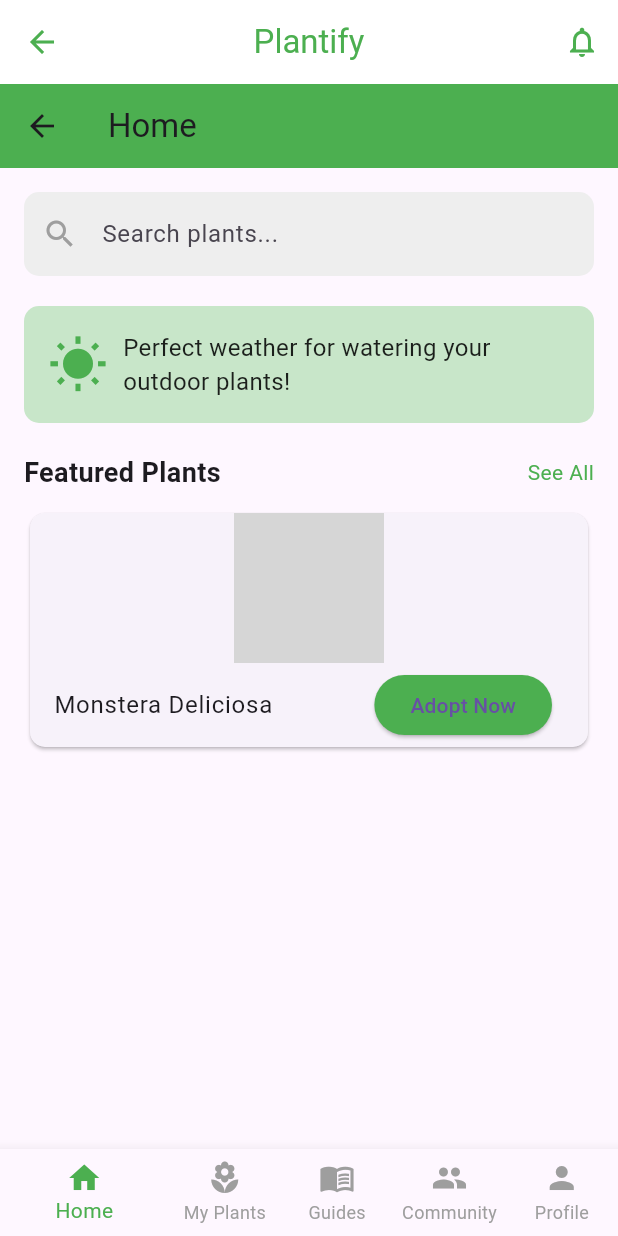
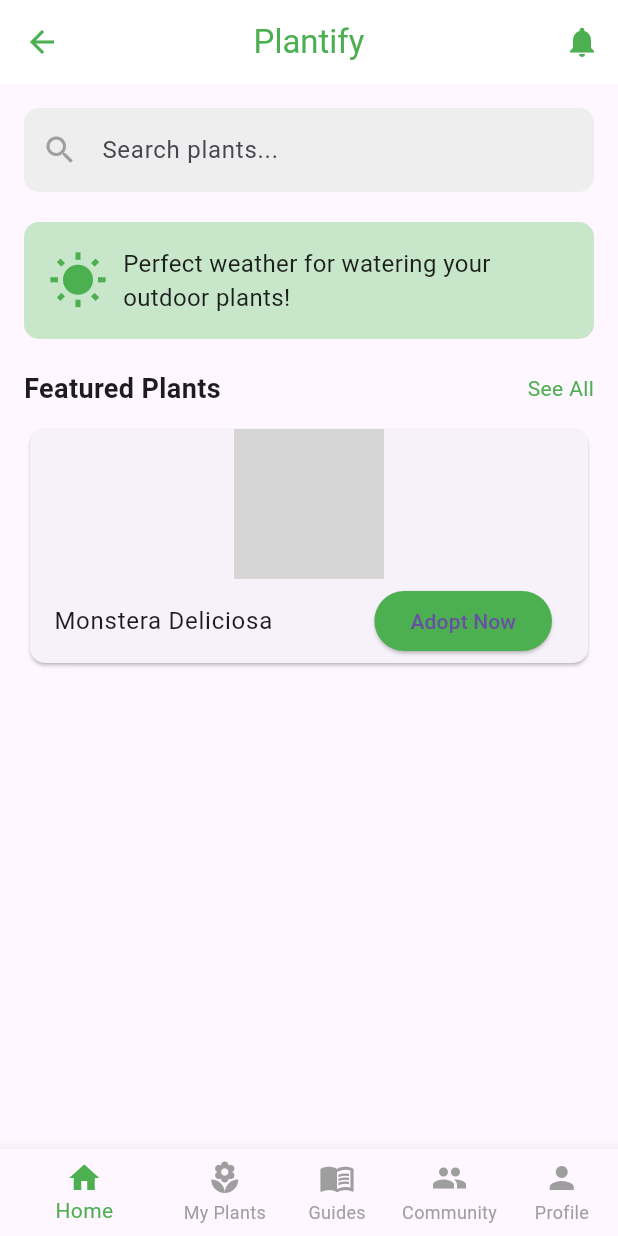
Before and after one commit to escape2005/Plant-Care-App, a Flutter app: the BottomNavScreen screen opened directly, on a phone screen of 412 x 824 dp. Run offline on Flutter 3.47's test engine with Material 3 defaults, Android fonts, the phone set to English and light mode, and no system bars; our stand-ins replace supabase_flutter; accounts and stored records are empty; grey boxes are pictures that could not be loaded.

Commit message:
added appBar and bottomNavBar

```diff
--- a/plant_care_app/lib/main.dart
+++ b/plant_care_app/lib/main.dart
@@ -1,4 +1,5 @@
 import 'package:flutter/material.dart';
+import 'package:plant_care_app/pages/bottom_nav.dart';
 import 'package:supabase_flutter/supabase_flutter.dart';
 import 'pages/login-signup/landing_page.dart';
 import 'pages/login-signup/login.dart';
@@ -11,7 +12,8 @@ void main() async {
 
   await Supabase.initialize(
     url: 'https://xbohbkzamxgocrpyzydf.supabase.co',
-    anonKey: 'eyJhbGciOiJIUzI1NiIsInR5cCI6IkpXVCJ9.eyJpc3MiOiJzdXBhYmFzZSIsInJlZiI6Inhib2hia3phbXhnb2NycHl6eWRmIiwicm9sZSI6ImFub24iLCJpYXQiOjE3NDI3NDY4MDMsImV4cCI6MjA1ODMyMjgwM30.IntPbBWFhBc63lRNidOymoj3iazHGMa5lYSMNo68JRQ', // Replace with your actual anon key
+    anonKey:
+        'eyJhbGciOiJIUzI1NiIsInR5cCI6IkpXVCJ9.eyJpc3MiOiJzdXBhYmFzZSIsInJlZiI6Inhib2hia3phbXhnb2NycHl6eWRmIiwicm9sZSI6ImFub24iLCJpYXQiOjE3NDI3NDY4MDMsImV4cCI6MjA1ODMyMjgwM30.IntPbBWFhBc63lRNidOymoj3iazHGMa5lYSMNo68JRQ', // Replace with your actual anon key
   );
 
   runApp(const MyApp());
@@ -25,16 +27,14 @@ class MyApp extends StatelessWidget {
     return MaterialApp(
       debugShowCheckedModeBanner: false,
       title: 'Plantify',
-      theme: ThemeData(
-        primarySwatch: Colors.green,
-      ),
+      theme: ThemeData(primarySwatch: Colors.green),
       initialRoute: '/welcome',
       routes: {
         '/welcome': (context) => const WelcomeScreen(),
         '/login': (context) => const LoginScreen(),
         '/signup': (context) => SignUpScreen(),
         '/forgot_password': (context) => ForgotPasswordScreen(),
-        '/home': (context) => HomeScreen(),
+        '/home': (context) => BottomNavScreen(),
       },
     );
   }
--- a/plant_care_app/lib/pages/bottom_nav.dart
+++ b/plant_care_app/lib/pages/bottom_nav.dart
@@ -6,10 +6,10 @@ import 'community/community.dart';
 import 'profile/profile.dart';
 
 class BottomNavScreen extends StatefulWidget {
-  const BottomNavScreen({Key? key}) : super(key: key);
+  const BottomNavScreen({super.key});
 
   @override
-  _BottomNavScreenState createState() => _BottomNavScreenState();
+  State<BottomNavScreen> createState() => _BottomNavScreenState();
 }
 
 class _BottomNavScreenState extends State<BottomNavScreen> {
@@ -40,12 +40,15 @@ class _BottomNavScreenState extends State<BottomNavScreen> {
         iconTheme: const IconThemeData(color: Colors.green),
         actions: [
           IconButton(
-            icon: const Icon(Icons.notifications_none),
+            icon: const Icon(Icons.notifications),
             onPressed: () {},
           ),
         ],
       ),
-      body: _pages[_selectedIndex],
+      body: IndexedStack(
+        index: _selectedIndex,
+        children: _pages,
+      ),
       bottomNavigationBar: BottomNavigationBar(
         currentIndex: _selectedIndex,
         onTap: _onItemTapped,
--- a/plant_care_app/lib/pages/home/home.dart
+++ b/plant_care_app/lib/pages/home/home.dart
@@ -1,21 +1,14 @@
 import 'package:flutter/material.dart';
+import 'package:plant_care_app/pages/bottom_nav.dart';
 
-class HomeScreen extends StatefulWidget {
-  const HomeScreen({Key? key}) : super(key: key);
+final bottomNav = const BottomNavScreen();
 
-  @override
-  _HomeScreenState createState() => _HomeScreenState();
-}
-
-class _HomeScreenState extends State<HomeScreen> {
+class HomeScreen extends StatelessWidget {
+  const HomeScreen({super.key});
 
   @override
   Widget build(BuildContext context) {
     return Scaffold(
-      appBar: AppBar(
-        title: const Text("Home"),
-        backgroundColor: Colors.green,
-      ),
       body: Padding(
         padding: const EdgeInsets.all(16.0),
         child: Column(
```
